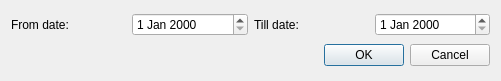
Qt form OrmasAdmin/OrmasAdmin/GenerateComRepDlg.ui (JustAGithubName/TheOrmasProject) before a commit.
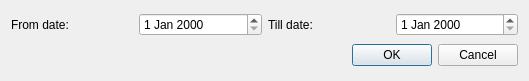
The same form after that commit.

What changed in the file:
```diff
--- a/OrmasAdmin/OrmasAdmin/GenerateComRepDlg.ui
+++ b/OrmasAdmin/OrmasAdmin/GenerateComRepDlg.ui
@@ -6,7 +6,7 @@
    <rect>
     <x>0</x>
     <y>0</y>
-    <width>501</width>
+    <width>529</width>
     <height>81</height>
    </rect>
   </property>
```
Left out of the diff: 20 changed lines with no effect on the pictures.
